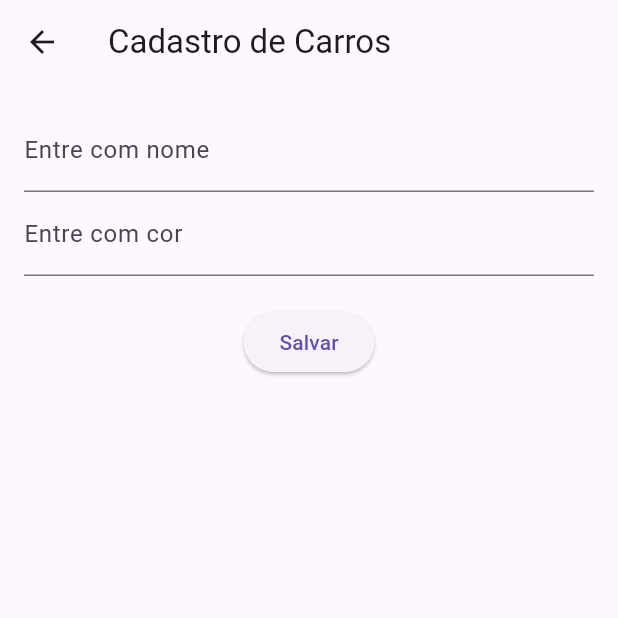
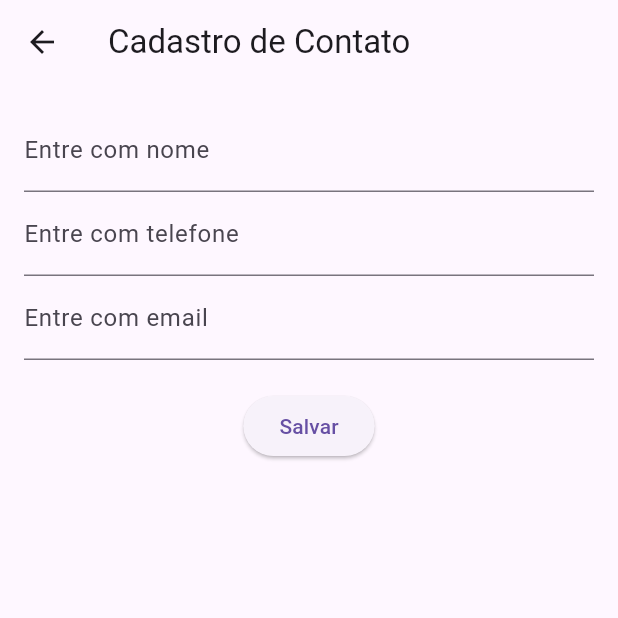
Before and after one commit to LucaJust115/atividade_agenda, a Flutter app: the screen it shows after launch, after a tap on "Cadastro", on a phone screen of 412 x 824 dp, the top half of it. Run offline on Flutter 3.47's test engine with Material 3 defaults, Android fonts, the phone set to English and light mode, and no system bars.

Commit message:
Commit com alteração do programa para receber contatos no lugar de carros.

```diff
--- a/lib/main.dart
+++ b/lib/main.dart
@@ -14,25 +14,26 @@ class MyApp extends StatelessWidget {
 }
 
 class Cadastro extends StatefulWidget {
-  final CarrosRepository carros;
-  Cadastro({required this.carros});
+  final ContatoRepository contatos;
+  Cadastro({required this.contatos});
 
   @override
-  State<Cadastro> createState() => _CadastroState(carros: carros);
+  State<Cadastro> createState() => _CadastroState(contatos: contatos);
 }
 
 class _CadastroState extends State<Cadastro> {
   final TextEditingController nomeController = TextEditingController();
-  final TextEditingController corController = TextEditingController();
-  final CarrosRepository carros;
+  final TextEditingController telefoneController = TextEditingController();
+  final TextEditingController emailController = TextEditingController();
+  final ContatoRepository contatos;
 
-  _CadastroState({required this.carros});
+  _CadastroState({required this.contatos});
 
   @override
   Widget build(BuildContext context) {
     return Scaffold(
       appBar: AppBar(
-        title: Text('Cadastro de Carros'),
+        title: Text('Cadastro de Contato'),
       ),
       body: Padding(
         padding: const EdgeInsets.all(16.0),
@@ -43,15 +44,19 @@ class _CadastroState extends State<Cadastro> {
               controller: nomeController,
             ),
             TextField(
-              decoration: InputDecoration(labelText: 'Entre com cor'),
-              controller: corController,
+              decoration: InputDecoration(labelText: 'Entre com telefone'),
+              controller: telefoneController,
+            ),
+            TextField(
+              decoration: InputDecoration(labelText: 'Entre com email'),
+              controller: emailController,
             ),
             SizedBox(height: 20),
             ElevatedButton(
               onPressed: () {
                 setState(() {
-                  carros.addCarros(Carro(
-                      nome: nomeController.text, cor: corController.text));
+                  contatos.addContato(Contato(
+                      nome: nomeController.text, telefone: telefoneController.text, email: emailController.text ));
                 });
                 Navigator.pop(context);
               },
@@ -65,7 +70,7 @@ class _CadastroState extends State<Cadastro> {
 }
 
 class Principal extends StatelessWidget {
-  final CarrosRepository carros = CarrosRepository();
+  final ContatoRepository contatos = ContatoRepository();
 
   @override
   Widget build(BuildContext context) {
@@ -80,7 +85,7 @@ class Principal extends StatelessWidget {
               Navigator.push(
                 context,
                 MaterialPageRoute(
-                  builder: (context) => Cadastro(carros: carros),
+                  builder: (context) => Cadastro(contatos: contatos),
                 ),
               );
             },
@@ -91,7 +96,7 @@ class Principal extends StatelessWidget {
               Navigator.push(
                 context,
                 MaterialPageRoute(
-                  builder: (context) => Listagem(carros: carros),
+                  builder: (context) => Listagem(contatos: contatos),
                 ),
               );
             },
@@ -104,31 +109,31 @@ class Principal extends StatelessWidget {
 }
 
 class Listagem extends StatefulWidget {
-  final CarrosRepository carros;
-  Listagem({required this.carros});
+  final ContatoRepository contatos;
+  Listagem({required this.contatos});
 
   @override
-  State<Listagem> createState() => ListagemState(carros: carros);
+  State<Listagem> createState() => ListagemState(contatos: contatos);
 }
 
 class ListagemState extends State<Listagem> {
-  final CarrosRepository carros;
+  final ContatoRepository contatos;
 
-  ListagemState({required this.carros});
+  ListagemState({required this.contatos});
 
   @override
   Widget build(BuildContext context) {
     return Scaffold(
       appBar: AppBar(
-        title: Text('Listagem de Carros'),
+        title: Text('Listagem de Contatos'),
       ),
       body: ListView.builder(
-        itemCount: carros.getCarros().length,
+        itemCount: contatos.getContatos().length,
         itemBuilder: (context, index) {
-          Carro c = carros.getCarros()[index];
+          Contato c = contatos.getContatos()[index];
           return ListTile(
             title: Text(c.nome),
-            subtitle: Text(c.cor),
+            subtitle: Text("telefone: "+c.telefone+"\nemail: "+c.email),
           );
         },
       ),
@@ -136,20 +141,21 @@ class ListagemState extends State<Listagem> {
   }
 }
 
-class Carro {
+class Contato {
   final String nome;
-  final String cor;
-  Carro({required this.nome, required this.cor});
+  final String telefone;
+  final String email;
+  Contato({required this.nome, required this.telefone, required this.email});
 }
 
-class CarrosRepository {
-  final List<Carro> carros = [];
+class ContatoRepository {
+  final List<Contato> contatos = [];
 
-  void addCarros(Carro c) {
-    carros.add(c);
+  void addContato(Contato c) {
+    contatos.add(c);
   }
 
-  List<Carro> getCarros() {
-    return carros;
+  List<Contato> getContatos() {
+    return contatos;
   }
 }
```
Also changed, not shown: 1 other file.
